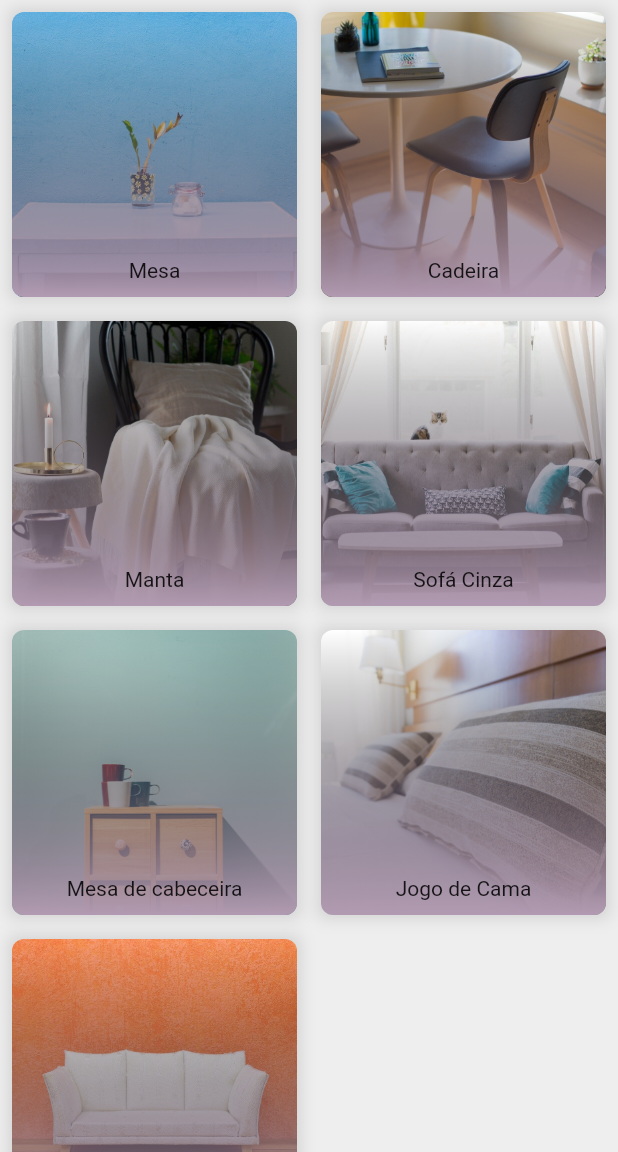
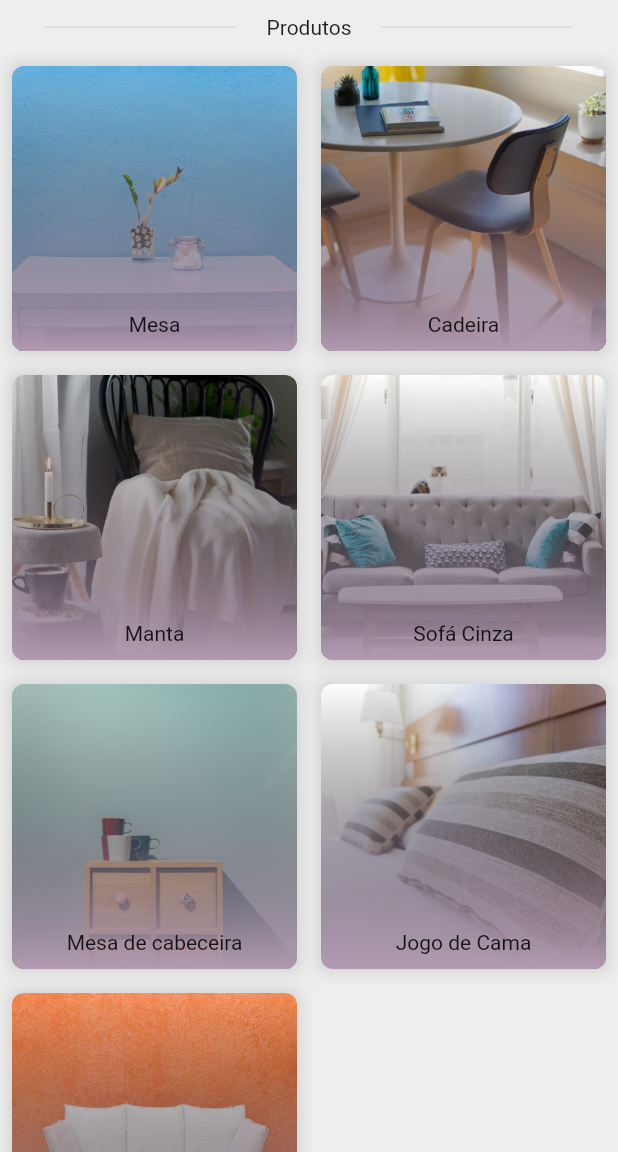
Before and after one commit to angelcomp/lojinha_flutter, a Flutter app: the screen it shows after launch, on a phone screen of 412 x 824 dp, the part 84-1236 px from its top. Run offline on Flutter 3.47's test engine with Material 2 defaults, Android fonts, the light colour scheme and no system bars.

Commit message:
titulo no topo, divider, margens

```diff
--- a/lib/main.dart
+++ b/lib/main.dart
@@ -9,13 +9,10 @@ void main() {
 }
 
 class MyApp extends StatelessWidget {
-
   @override
   Widget build(BuildContext context) {
     return MaterialApp(
-      routes: {
-        '/carrinho': (context) => Carrinho()
-      },
+      routes: {'/carrinho': (context) => Carrinho()},
       title: 'Flutter Demo',
       debugShowCheckedModeBanner: false,
       theme: ThemeData(
@@ -84,7 +81,30 @@ class Inicio extends StatelessWidget {
     return Scaffold(
       backgroundColor: Colors.grey[200],
       appBar: AppBarCustomizada(titulo: 'Lojinha', ehPaginaCarrinho: false),
-      body: GridProdutos(moveis: moveis)
+      body: Column(
+        children: [
+          Row(
+            children: [
+              Expanded(
+                child: Container(
+                  margin:
+                      EdgeInsets.only(left: 30, right: 20, top: 10, bottom: 10),
+                  child: Divider(),
+                ),
+              ),
+              Text('Produtos'),
+              Expanded(
+                child: Container(
+                  margin:
+                      EdgeInsets.only(left: 20, right: 30, top: 10, bottom: 10),
+                  child: Divider(),
+                ),
+              ),
+            ],
+          ),
+          Flexible(child: GridProdutos(moveis: moveis))
+        ],
+      ),
     );
   }
 }
```
